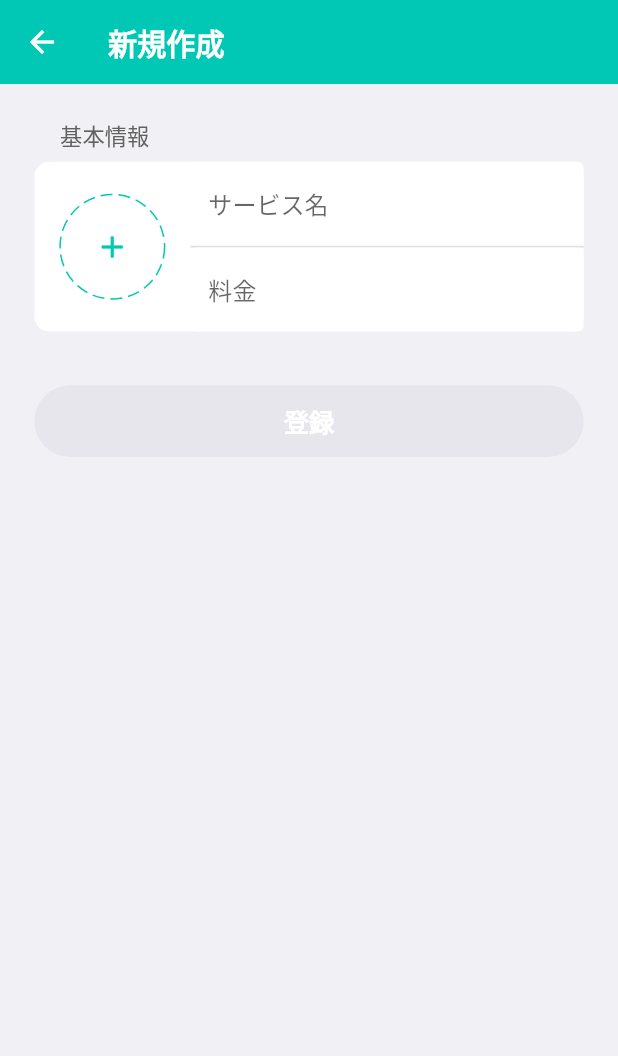
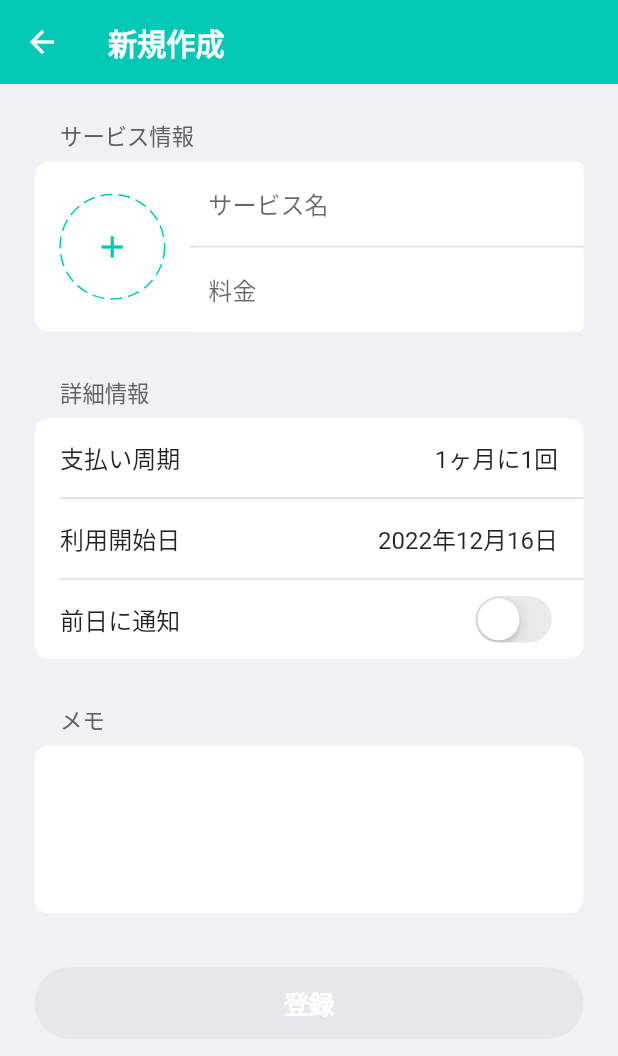
Before and after one commit to koheimikami3/subrisu, a Flutter app: the CreatePage screen opened directly, on a phone screen of 412 x 824 dp. Shown: the top 1056 px of the screen. Run offline on Flutter 3.47's test engine with Material 2 defaults, Android fonts, the phone set to English and light mode, and no system bars; drawn by our look-alikes of dotted_border; our stand-ins replace cloud_firestore, firebase_auth, firebase_core, flutter_riverpod, flutter_screenutil, freezed_annotation and 6 more; accounts and stored records are empty.

Commit message:
登録画面に項目を追加

```diff
--- /dev/null
+++ b/lib/component/item_divider.dart
@@ -0,0 +1,14 @@
+import '../importer.dart';
+
+/// 項目の境界線
+class ItemDivider extends StatelessWidget {
+  const ItemDivider({Key? key}) : super(key: key);
+
+  @override
+  Widget build(BuildContext context) {
+    return Container(
+      height: 1.h,
+      color: Colors.grey.shade300,
+    );
+  }
+}
--- a/lib/importer.dart
+++ b/lib/importer.dart
@@ -77,3 +77,9 @@ export 'package:subrisu/view/list/widget/subscription_item.dart';
 export 'package:subrisu/view/list/widget/subscription_list.dart';
 export 'package:subrisu/view/create/create_page.dart';
 export 'package:subrisu/view/create/widget/icon_select_button.dart';
+export 'package:subrisu/component/item_divider.dart';
+export 'package:subrisu/view/create/widget/service_info.dart';
+export 'package:subrisu/view/create/widget/detail_info.dart';
+export 'package:subrisu/view/create/widget/start_date_form.dart';
+export 'package:subrisu/view/create/widget/payment_cycle_form.dart';
+export 'package:subrisu/view/create/widget/notification_form.dart';
--- a/lib/provider/providers.dart
+++ b/lib/provider/providers.dart
@@ -14,6 +14,8 @@ final serviceNameProvider = StateProvider.autoDispose((ref) => '');
 
 final priceProvider = StateProvider.autoDispose((ref) => '');
 
+final notificationProvider = StateProvider.autoDispose((ref) => false);
+
 final userViewModelProvider = StateNotifierProvider<UserViewModel, UserState>(
     (ref) => UserViewModel(UserRepositoryImpl(), ref));
 
--- a/lib/view/create/create_page.dart
+++ b/lib/view/create/create_page.dart
@@ -1,3 +1,5 @@
+import 'package:subrisu/view/create/widget/memo_form.dart';
+
 import '../../constant/configs.dart' as configs;
 import '../../constant/texts.dart' as texts;
 import '../../importer.dart';
@@ -25,33 +27,11 @@ class CreatePage extends ConsumerWidget {
                 child: Column(
                   children: [
                     SizedBox(height: 20.h),
-                    const ItemsTitle(title: '基本情報'),
-                    Container(
-                      width: double.infinity,
-                      decoration: const BoxDecoration(
-                        borderRadius: BorderRadius.all(Radius.circular(10)),
-                        color: Colors.white,
-                      ),
-                      child: Row(
-                        children: [
-                          SizedBox(width: 15.w),
-                          const IconSelectButton(),
-                          SizedBox(width: 15.w),
-                          Expanded(
-                            child: Column(
-                              children: [
-                                const ServiceNameForm(),
-                                Container(
-                                  height: 1.h,
-                                  color: Colors.grey.shade300,
-                                ),
-                                const PriceForm(),
-                              ],
-                            ),
-                          ),
-                        ],
-                      ),
-                    ),
+                    const ServiceInfo(),
+                    SizedBox(height: 25.h),
+                    const DetailInfo(),
+                    SizedBox(height: 25.h),
+                    const MemoForm(),
                     SizedBox(height: 30.h),
                     const RegisterButton(),
                   ],
--- /dev/null
+++ b/lib/view/create/widget/detail_info.dart
@@ -0,0 +1,40 @@
+import '../../../importer.dart';
+
+/// 詳細情報を表示する
+class DetailInfo extends ConsumerWidget {
+  const DetailInfo({Key? key}) : super(key: key);
+
+  @override
+  Widget build(BuildContext context, WidgetRef ref) {
+    // final isDark = ref.watch(darkModeProvider);
+
+    return Column(
+      children: [
+        const ItemsTitle(title: '詳細情報'),
+        Container(
+          width: double.infinity,
+          decoration: const BoxDecoration(
+            borderRadius: BorderRadius.all(Radius.circular(10)),
+            color: Colors.white,
+          ),
+          child: Row(
+            children: [
+              SizedBox(width: 15.w),
+              Expanded(
+                child: Column(
+                  children: const [
+                    PaymentCycleForm(),
+                    ItemDivider(),
+                    StartDateForm(),
+                    ItemDivider(),
+                    NotificationForm(),
+                  ],
+                ),
+              ),
+            ],
+          ),
+        ),
+      ],
+    );
+  }
+}
--- /dev/null
+++ b/lib/view/create/widget/memo_form.dart
@@ -0,0 +1,34 @@
+import '../../../constant/configs.dart' as configs;
+import '../../../importer.dart';
+
+/// メモフォームを表示する
+class MemoForm extends ConsumerWidget {
+  const MemoForm({Key? key}) : super(key: key);
+
+  @override
+  Widget build(BuildContext context, WidgetRef ref) {
+    // final isDark = ref.watch(darkModeProvider);
+
+    return Column(
+      children: [
+        const ItemsTitle(title: 'メモ'),
+        TextField(
+          cursorColor: configs.appColor,
+          maxLines: 4,
+          decoration: const InputDecoration(
+            isDense: true,
+            filled: true,
+            fillColor: Colors.white,
+            border: OutlineInputBorder(
+              borderSide: BorderSide.none,
+              borderRadius: BorderRadius.all(Radius.circular(10)),
+            ),
+          ),
+          onChanged: (value) {
+            ref.watch(serviceNameProvider.notifier).state = value;
+          },
+        ),
+      ],
+    );
+  }
+}
--- /dev/null
+++ b/lib/view/create/widget/notification_form.dart
@@ -0,0 +1,41 @@
+import 'package:flutter/cupertino.dart';
+import 'package:intl/intl.dart';
+
+import '../../../importer.dart';
+
+/// 通知フォームを表示する
+class NotificationForm extends ConsumerWidget {
+  const NotificationForm({Key? key}) : super(key: key);
+
+  @override
+  Widget build(BuildContext context, WidgetRef ref) {
+    return Column(
+      children: [
+        SizedBox(height: 12.h),
+        Row(
+          children: [
+            const Text('前日に通知'),
+            const Spacer(),
+            _selectButton(ref),
+            SizedBox(width: 15.w),
+          ],
+        ),
+        SizedBox(height: 12.h),
+      ],
+    );
+  }
+
+  Widget _selectButton(WidgetRef ref) {
+    final isOn = ref.watch(notificationProvider);
+
+    return SizedBox(
+      height: 15.h,
+      child: CupertinoSwitch(
+        value: isOn,
+        onChanged: (value) {
+          ref.watch(notificationProvider.notifier).state = value;
+        },
+      ),
+    );
+  }
+}
--- /dev/null
+++ b/lib/view/create/widget/payment_cycle_form.dart
@@ -0,0 +1,57 @@
+import 'package:flutter/cupertino.dart';
+import 'package:intl/intl.dart';
+
+import '../../../importer.dart';
+
+/// 支払い周期フォームを表示する
+class PaymentCycleForm extends ConsumerWidget {
+  const PaymentCycleForm({Key? key}) : super(key: key);
+
+  @override
+  Widget build(BuildContext context, WidgetRef ref) {
+    return Column(
+      children: [
+        SizedBox(height: 12.h),
+        Row(
+          children: [
+            const Text('支払い周期'),
+            const Spacer(),
+            _selectButton(context),
+            SizedBox(width: 15.w),
+          ],
+        ),
+        SizedBox(height: 12.h),
+      ],
+    );
+  }
+
+  Widget _selectButton(BuildContext context) {
+    return GestureDetector(
+      onTap: () {
+        showCupertinoModalPopup(
+          context: context,
+          builder: (_) {
+            return Container(
+              height: 200.h,
+              color: Colors.white,
+              child: CupertinoPicker(
+                itemExtent: 40.h,
+                onSelectedItemChanged: (int value) {},
+                scrollController: FixedExtentScrollController(initialItem: 2),
+                children: const [
+                  Center(child: Text('毎日')),
+                  Center(child: Text('週に1回')),
+                  Center(child: Text('1ヶ月に1回')),
+                  Center(child: Text('3ヶ月に1回')),
+                  Center(child: Text('6ヶ月に1回')),
+                  Center(child: Text('年に1回')),
+                ],
+              ),
+            );
+          },
+        );
+      },
+      child: const Text('1ヶ月に1回'),
+    );
+  }
+}
--- /dev/null
+++ b/lib/view/create/widget/service_info.dart
@@ -0,0 +1,40 @@
+import '../../../importer.dart';
+
+/// サービス情報を表示する
+class ServiceInfo extends ConsumerWidget {
+  const ServiceInfo({Key? key}) : super(key: key);
+
+  @override
+  Widget build(BuildContext context, WidgetRef ref) {
+    // final isDark = ref.watch(darkModeProvider);
+
+    return Column(
+      children: [
+        const ItemsTitle(title: 'サービス情報'),
+        Container(
+          width: double.infinity,
+          decoration: const BoxDecoration(
+            borderRadius: BorderRadius.all(Radius.circular(10)),
+            color: Colors.white,
+          ),
+          child: Row(
+            children: [
+              SizedBox(width: 15.w),
+              const IconSelectButton(),
+              SizedBox(width: 15.w),
+              Expanded(
+                child: Column(
+                  children: const [
+                    ServiceNameForm(),
+                    ItemDivider(),
+                    PriceForm(),
+                  ],
+                ),
+              ),
+            ],
+          ),
+        ),
+      ],
+    );
+  }
+}
--- /dev/null
+++ b/lib/view/create/widget/start_date_form.dart
@@ -0,0 +1,51 @@
+import 'package:flutter/cupertino.dart';
+import 'package:intl/intl.dart';
+
+import '../../../importer.dart';
+
+/// 利用開始日フォームを表示する
+class StartDateForm extends ConsumerWidget {
+  const StartDateForm({Key? key}) : super(key: key);
+
+  @override
+  Widget build(BuildContext context, WidgetRef ref) {
+    final dateTime = DateTime.now();
+    final text = DateFormat.yMMMMd('ja').format(dateTime);
+
+    return Column(
+      children: [
+        SizedBox(height: 12.h),
+        Row(
+          children: [
+            const Text('利用開始日'),
+            const Spacer(),
+            _selectButton(context, text),
+            SizedBox(width: 15.w),
+          ],
+        ),
+        SizedBox(height: 12.h),
+      ],
+    );
+  }
+
+  Widget _selectButton(BuildContext context, String text) {
+    return GestureDetector(
+      onTap: () {
+        showCupertinoModalPopup(
+          context: context,
+          builder: (_) {
+            return Container(
+              height: 200.h,
+              color: Colors.white,
+              child: CupertinoDatePicker(
+                mode: CupertinoDatePickerMode.date,
+                onDateTimeChanged: (value) {},
+              ),
+            );
+          },
+        );
+      },
+      child: Text(text),
+    );
+  }
+}
--- a/lib/view/list/widget/subscription_item.dart
+++ b/lib/view/list/widget/subscription_item.dart
@@ -13,7 +13,7 @@ class SubscriptionItem extends ConsumerWidget {
   @override
   Widget build(BuildContext context, WidgetRef ref) {
     return Container(
-      height: 55.h,
+      height: 50.h,
       width: double.infinity,
       decoration: const BoxDecoration(
         borderRadius: BorderRadius.all(Radius.circular(10)),
@@ -51,8 +51,8 @@ class SubscriptionItem extends ConsumerWidget {
       colorFilter: const ColorFilter.mode(configs.appColor, BlendMode.srcIn),
       child: Image.asset(
         imagePath,
-        height: 40.h,
-        width: 40.h,
+        height: 35.h,
+        width: 35.h,
       ),
     );
   }
@@ -64,7 +64,7 @@ class SubscriptionItem extends ConsumerWidget {
     return Text(
       serviceName,
       style: TextStyle(
-        fontSize: 16.sp,
+        fontSize: 15.sp,
         fontWeight: FontWeight.w600,
       ),
     );
@@ -78,7 +78,7 @@ class SubscriptionItem extends ConsumerWidget {
     return Text(
       text,
       style: TextStyle(
-        fontSize: 16.sp,
+        fontSize: 15.sp,
         fontWeight: FontWeight.w600,
       ),
     );
--- a/pubspec.yaml
+++ b/pubspec.yaml
@@ -33,6 +33,7 @@ dependencies:
   google_mobile_ads: ^2.2.0
   flutter_launcher_icons: ^0.11.0
   dotted_border: ^2.0.0+3
+  intl: ^0.17.0
 
 dev_dependencies:
   flutter_test:
```
Also changed, not shown: pubspec.lock.
